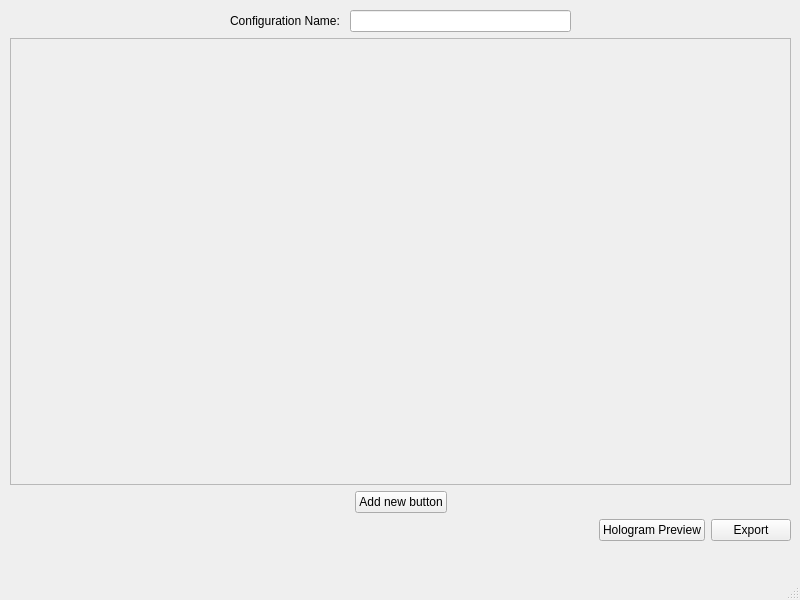
This is ConfigurationApp/configwindow.ui in HologramHomies/ConfigurationApplication as Qt 5 draws it before an edit. The edited form follows.
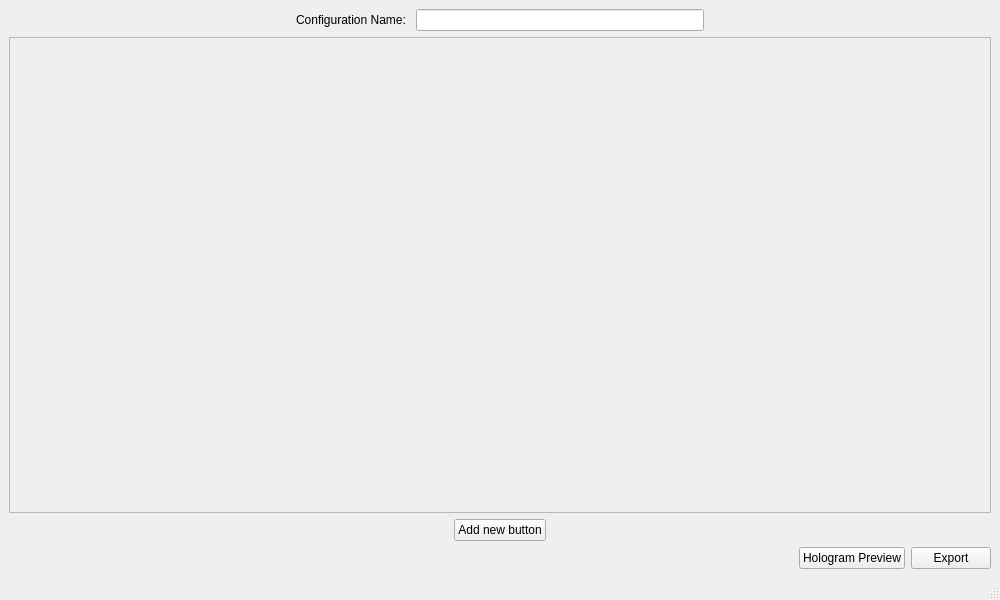
This is the edited form.

```diff
--- a/ConfigurationApp/configwindow.ui
+++ b/ConfigurationApp/configwindow.ui
@@ -9,10 +9,16 @@
    <rect>
     <x>0</x>
     <y>0</y>
-    <width>800</width>
+    <width>1000</width>
     <height>600</height>
    </rect>
   </property>
+  <property name="minimumSize">
+   <size>
+    <width>1000</width>
+    <height>0</height>
+   </size>
+  </property>
   <property name="windowTitle">
    <string>Hologram Configurator</string>
   </property>
@@ -20,6 +26,12 @@
    <property name="enabled">
     <bool>true</bool>
    </property>
+   <property name="sizePolicy">
+    <sizepolicy hsizetype="Expanding" vsizetype="Expanding">
+     <horstretch>0</horstretch>
+     <verstretch>0</verstretch>
+    </sizepolicy>
+   </property>
    <property name="maximumSize">
     <size>
      <width>16777215</width>
@@ -38,15 +50,11 @@
    <property name="acceptDrops">
     <bool>false</bool>
    </property>
-   <widget class="QWidget" name="verticalLayoutWidget">
-    <property name="geometry">
-     <rect>
-      <x>10</x>
-      <y>10</y>
-      <width>781</width>
-      <height>531</height>
-     </rect>
-    </property>
+   <property name="autoFillBackground">
+    <bool>false</bool>
+   </property>
+   <layout class="QVBoxLayout" name="verticalLayout_2">
+    <item>
     <layout class="QVBoxLayout" name="verticalLayout">
      <item>
       <layout class="QHBoxLayout" name="horizontalLayout_2">
@@ -113,8 +121,8 @@
          <rect>
           <x>0</x>
           <y>0</y>
-          <width>777</width>
-          <height>410</height>
+           <width>972</width>
+           <height>406</height>
          </rect>
         </property>
        </widget>
@@ -189,7 +197,8 @@
       </layout>
      </item>
     </layout>
-   </widget>
+    </item>
+   </layout>
   </widget>
   <widget class="QMenuBar" name="menubar">
    <property name="geometry">
```
Left out of the diff: 2 changed lines with no effect on the pictures. Lines whose indentation alone changed are shown as unchanged.
